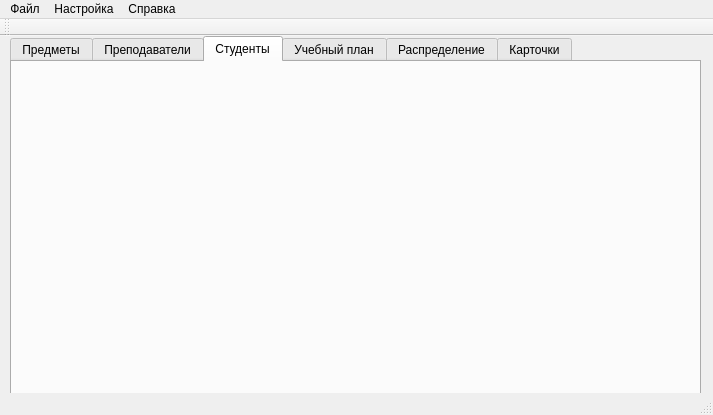
Before: the Qt Designer form mainwindow.ui in alexeypertcev/ksu-ivt-nagruzka, drawn with Qt 5.
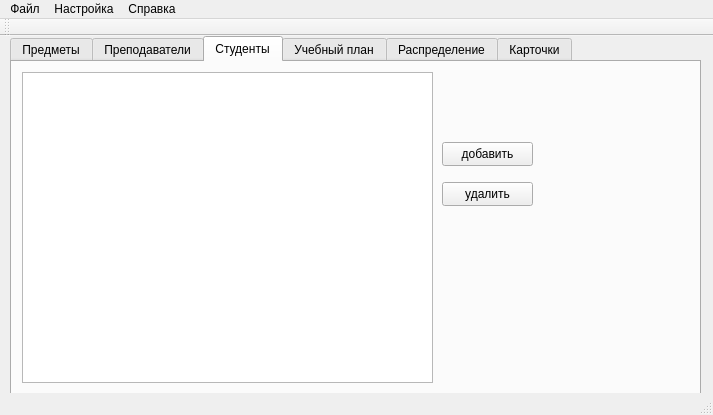
After: the same form once the commit is applied. The open tabs and pages were chosen to show the change.

Patch:
```diff
--- a/mainwindow.ui
+++ b/mainwindow.ui
@@ -112,6 +112,42 @@
      <attribute name="title">
       <string>Студенты</string>
      </attribute>
+     <widget class="QTableView" name="tableView_3">
+      <property name="geometry">
+       <rect>
+        <x>10</x>
+        <y>10</y>
+        <width>411</width>
+        <height>311</height>
+       </rect>
+      </property>
+     </widget>
+     <widget class="QPushButton" name="pushButton_add_student">
+      <property name="geometry">
+       <rect>
+        <x>430</x>
+        <y>80</y>
+        <width>91</width>
+        <height>24</height>
+       </rect>
+      </property>
+      <property name="text">
+       <string>добавить</string>
+      </property>
+     </widget>
+     <widget class="QPushButton" name="pushButton_del_student">
+      <property name="geometry">
+       <rect>
+        <x>430</x>
+        <y>120</y>
+        <width>91</width>
+        <height>24</height>
+       </rect>
+      </property>
+      <property name="text">
+       <string>удалить</string>
+      </property>
+     </widget>
     </widget>
     <widget class="QWidget" name="tab_3">
      <attribute name="title">
```
Left out of the diff: 2 changed lines with no effect on the pictures.
